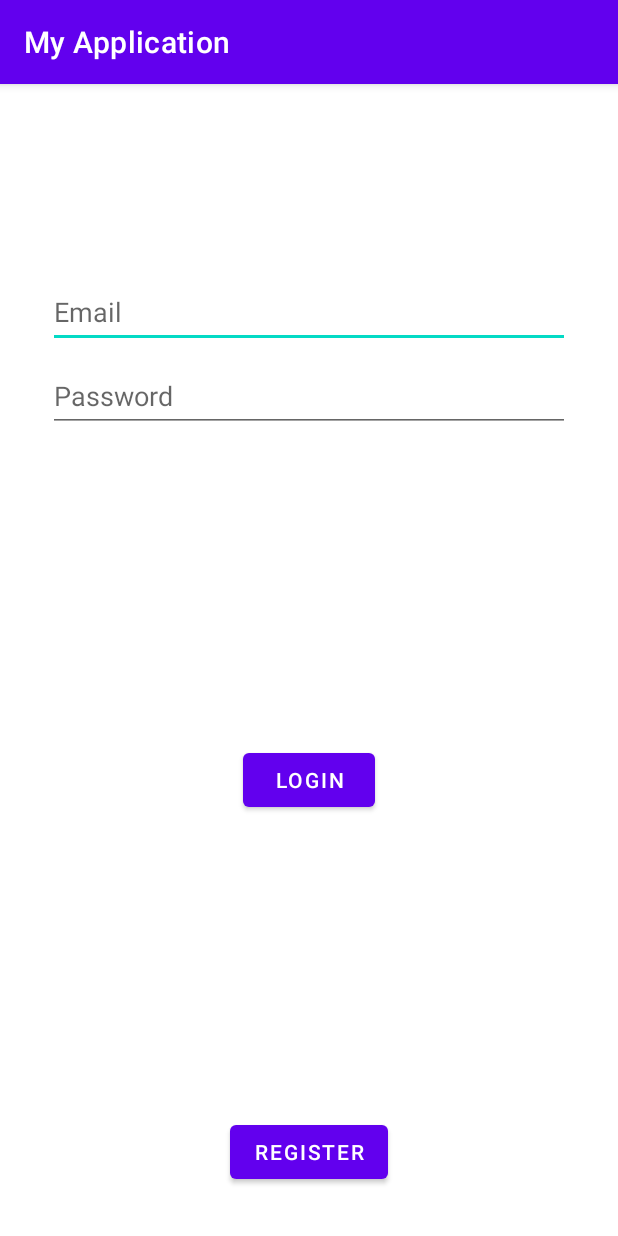
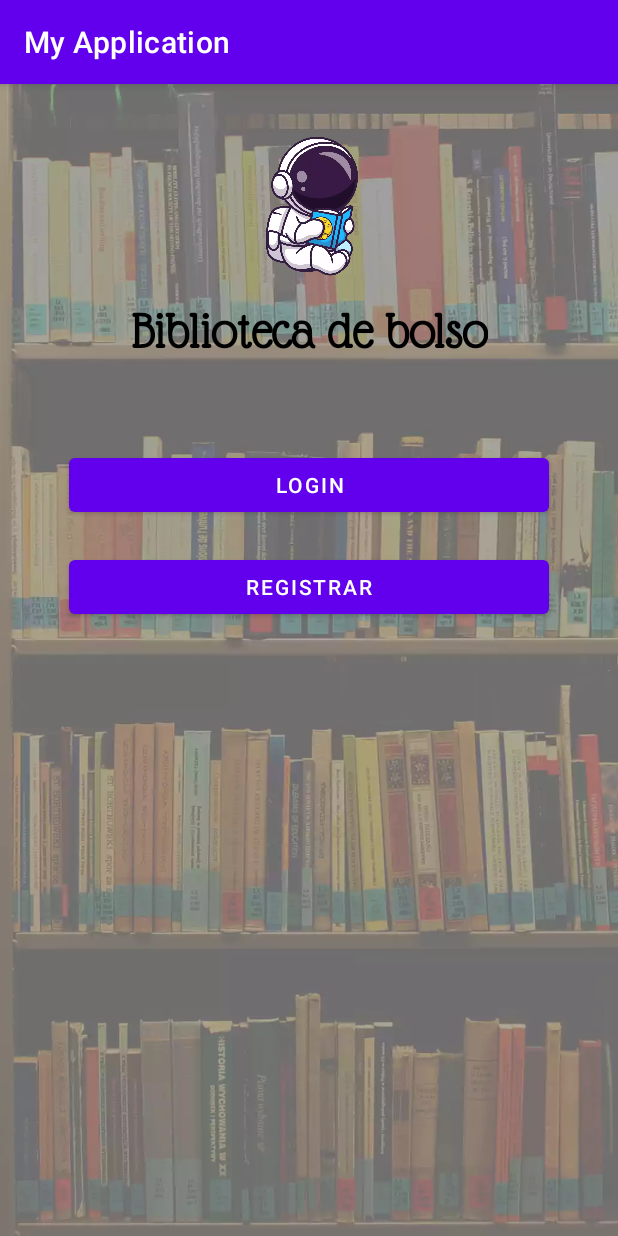
Before and after one commit to Biblioteca-de-Bolso/mobileApp, an Android app: the screen it shows after launch (AppAccessActivity), on a phone screen of 412 x 824 dp. Run offline under Robolectric (Android 15) with nearby library versions, the phone set to English and light mode, and no system bars.

Commit message:
Add AccessFragment, img_library, astronaut icon and glassAntiqua font

```diff
--- /dev/null
+++ b/app/src/main/java/com/bibliotecadebolso/app/ui/appAccess/access/AccessFragment.kt
@@ -0,0 +1,38 @@
+package com.bibliotecadebolso.app.ui.appAccess.access
+
+import android.os.Bundle
+import android.view.LayoutInflater
+import android.view.View
+import android.view.ViewGroup
+import androidx.fragment.app.Fragment
+import androidx.navigation.fragment.findNavController
+import com.bibliotecadebolso.app.R
+import com.bibliotecadebolso.app.databinding.FragmentAccessBinding
+
+class AccessFragment : Fragment() {
+
+    private lateinit var binding: FragmentAccessBinding
+    override fun onCreateView(
+        inflater: LayoutInflater, container: ViewGroup?,
+        savedInstanceState: Bundle?
+    ): View {
+        binding = FragmentAccessBinding.inflate(layoutInflater, container, false)
+
+        setupOnClickLoginListener()
+        setupOnClickRegisterListener()
+
+        return binding.root
+    }
+
+    private fun setupOnClickLoginListener() {
+        binding.btnLogin.setOnClickListener {
+            findNavController().navigate(R.id.action_accessActivity_to_loginFragment)
+        }
+    }
+
+    private fun setupOnClickRegisterListener() {
+        binding.btnRegister.setOnClickListener {
+            findNavController().navigate(R.id.action_accessActivity_to_signUpFragment)
+        }
+    }
+}
--- a/app/src/main/java/com/bibliotecadebolso/app/ui/appAccess/login/LoginFragment.kt
+++ b/app/src/main/java/com/bibliotecadebolso/app/ui/appAccess/login/LoginFragment.kt
@@ -34,9 +34,11 @@ class LoginFragment : Fragment() {
             false
         )
 
+        requireActivity().actionBar?.setDisplayHomeAsUpEnabled(true)
         sessionManager = SessionManager(requireContext())
         setupLoginResponseObserver()
         setupOnClickLoginListener()
+        setupOnClickRegisterListener()
 
         return binding.root
     }
@@ -80,7 +82,6 @@ class LoginFragment : Fragment() {
         val password = binding.etPassword
         val buttonLogin = binding.btnLogin
         val loading = binding.pgLoading
-        val buttonRegister = binding.btnRegister
 
         buttonLogin.setOnClickListener {
             val emailText = email.text.toString().trim()
@@ -95,6 +96,11 @@ class LoginFragment : Fragment() {
                 appAccessViewModel.login(emailText, passwordText)
             }
         }
+    }
+
+
+    private fun setupOnClickRegisterListener() {
+        val buttonRegister = binding.btnRegister
 
         buttonRegister.setOnClickListener {
             findNavController().navigate(R.id.signUpFragment)
--- a/app/src/main/res/layout/activity_login.xml
+++ b/app/src/main/res/layout/activity_login.xml
@@ -5,10 +5,6 @@
     android:id="@+id/container"
     android:layout_width="match_parent"
     android:layout_height="match_parent"
-    android:paddingLeft="@dimen/activity_horizontal_margin"
-    android:paddingTop="@dimen/activity_vertical_margin"
-    android:paddingRight="@dimen/activity_horizontal_margin"
-    android:paddingBottom="@dimen/activity_vertical_margin"
     tools:context=".ui.appAccess.AppAccessActivity">
 
     <androidx.fragment.app.FragmentContainerView
--- /dev/null
+++ b/app/src/main/res/layout/fragment_access.xml
@@ -0,0 +1,57 @@
+<?xml version="1.0" encoding="utf-8"?>
+<androidx.constraintlayout.widget.ConstraintLayout xmlns:android="http://schemas.android.com/apk/res/android"
+    xmlns:app="http://schemas.android.com/apk/res-auto"
+    xmlns:tools="http://schemas.android.com/tools"
+    android:layout_width="match_parent"
+    android:layout_height="match_parent"
+    android:background="@drawable/img_library"
+    tools:context=".ui.appAccess.access.AccessFragment">
+
+    <ImageView
+        android:id="@+id/iv_logo"
+        android:layout_width="100dp"
+        android:layout_height="100dp"
+        android:layout_marginTop="30dp"
+        android:src="@drawable/ic_astronaut_reader"
+        app:layout_constraintEnd_toEndOf="parent"
+        app:layout_constraintStart_toStartOf="parent"
+        app:layout_constraintTop_toTopOf="parent" />
+
+    <TextView
+        android:id="@+id/tv_title"
+        android:layout_width="wrap_content"
+        android:layout_height="wrap_content"
+        android:text="@string/label_app_name"
+        android:textSize="35sp"
+        android:textColor="@color/black"
+        android:fontFamily="@font/glass_antiqua_regular"
+        android:textStyle="bold"
+        app:layout_constraintTop_toBottomOf="@id/iv_logo"
+        android:layout_margin="16dp"
+        app:layout_constraintStart_toStartOf="parent"
+        app:layout_constraintEnd_toEndOf="parent"
+        />
+
+    <Button
+        android:id="@+id/btn_login"
+        android:layout_width="320dp"
+        android:layout_height="wrap_content"
+        app:layout_constraintTop_toBottomOf="@id/tv_title"
+        app:layout_constraintStart_toStartOf="parent"
+        app:layout_constraintEnd_toEndOf="parent"
+        android:layout_marginTop="60dp"
+        android:text="@string/label_login"/>
+
+    <Button
+        android:id="@+id/btn_register"
+        android:layout_width="320dp"
+        android:layout_height="wrap_content"
+        app:layout_constraintTop_toBottomOf="@id/btn_login"
+        app:layout_constraintStart_toStartOf="parent"
+        app:layout_constraintEnd_toEndOf="parent"
+        android:layout_marginTop="20dp"
+        android:text="@string/label_register"/>
+
+
+
+</androidx.constraintlayout.widget.ConstraintLayout>
--- a/app/src/main/res/navigation/login_nav.xml
+++ b/app/src/main/res/navigation/login_nav.xml
@@ -3,15 +3,42 @@
     xmlns:app="http://schemas.android.com/apk/res-auto"
     xmlns:tools="http://schemas.android.com/tools"
     android:id="@+id/login_nav"
-    app:startDestination="@id/loginFragment">
+    app:startDestination="@id/accessFragment">
+
+    <fragment
+        android:id="@+id/accessFragment"
+        android:name="com.bibliotecadebolso.app.ui.appAccess.access.AccessFragment"
+        android:label="fragment_access_activity"
+        tools:layout="@layout/fragment_access" >
+        <action
+            android:id="@+id/action_accessActivity_to_signUpFragment"
+            app:destination="@id/signUpFragment"
+            app:popUpTo="@id/accessFragment"
+            app:popUpToInclusive="true" />
+        <action
+            android:id="@+id/action_accessActivity_to_loginFragment"
+            app:destination="@id/loginFragment"
+            app:popUpTo="@id/accessFragment" />
+    </fragment>
 
     <fragment
         android:id="@+id/loginFragment"
         android:name="com.bibliotecadebolso.app.ui.appAccess.login.LoginFragment"
-        android:label="LoginFragment" />
+        android:label="LoginFragment" >
+        <action
+            android:id="@+id/action_loginFragment_to_signUpFragment"
+            app:destination="@id/signUpFragment"
+            app:popUpTo="@id/accessFragment" />
+    </fragment>
     <fragment
         android:id="@+id/signUpFragment"
         android:name="com.bibliotecadebolso.app.ui.appAccess.register.SignUpFragment"
         android:label="fragment_sign_up"
-        tools:layout="@layout/fragment_sign_up" />
+        tools:layout="@layout/fragment_sign_up" >
+        <action
+            android:id="@+id/action_signUpFragment_to_loginFragment"
+            app:destination="@id/loginFragment"
+            app:popUpTo="@id/accessFragment" />
+    </fragment>
+
 </navigation>
--- a/app/src/main/res/values/strings.xml
+++ b/app/src/main/res/values/strings.xml
@@ -17,4 +17,7 @@
     <string name="title_home">Home</string>
     <string name="title_dashboard">Dashboard</string>
     <string name="title_notifications">Notifications</string>
+    <string name="label_app_name">Biblioteca de bolso</string>
+    <string name="label_login">Login</string>
+    <string name="label_register">Registrar</string>
 </resources>
```
Also changed, not shown: app/src/main/res/drawable/ic_astronaut_reader.webp (added), app/src/main/res/drawable/img_library.webp (added), app/src/main/res/font/glass_antiqua_regular.ttf (added).
